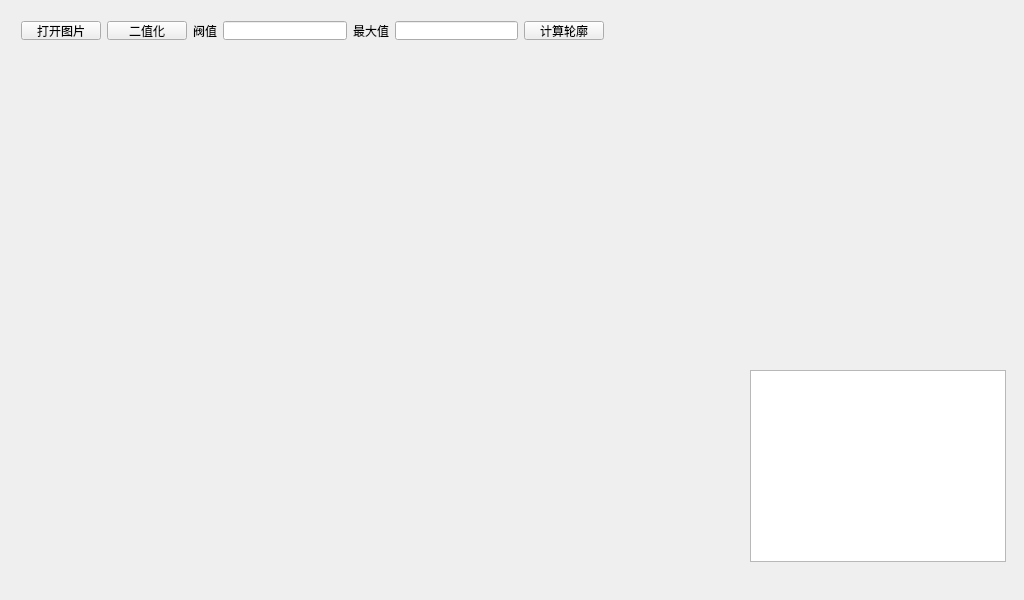
Above: 02/Widget_pos1031/widget.ui from wzonline1982/QTcode before the change. Below: the same form after it.
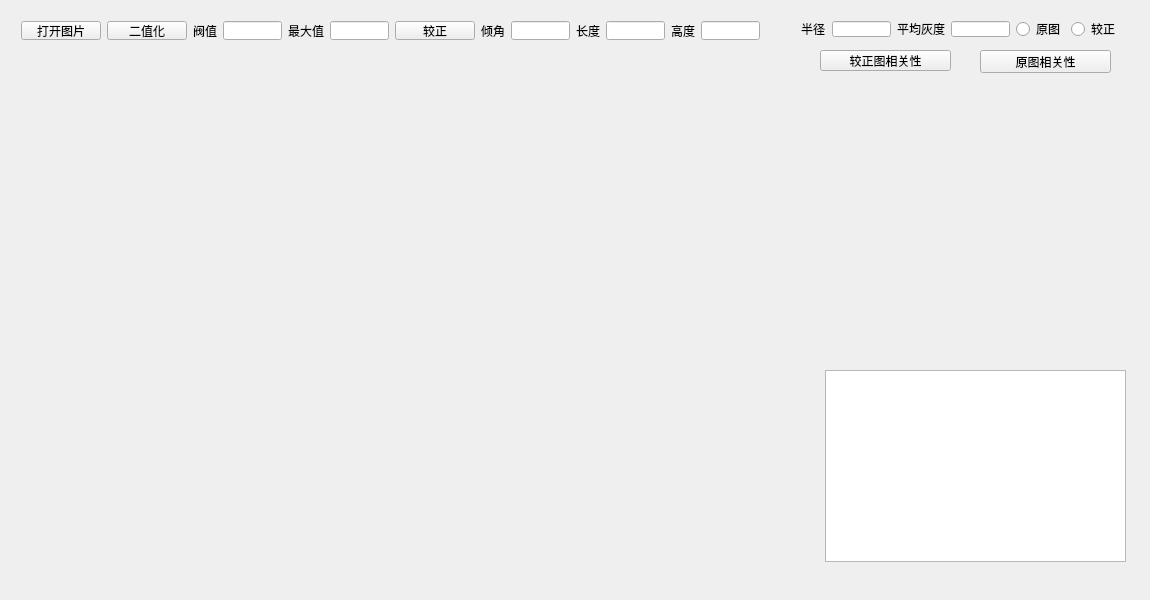
That is the form after the change.

```diff
--- a/02/Widget_pos1031/widget.ui
+++ b/02/Widget_pos1031/widget.ui
@@ -6,7 +6,7 @@
    <rect>
     <x>0</x>
     <y>0</y>
-    <width>1024</width>
+    <width>1150</width>
     <height>600</height>
    </rect>
   </property>
@@ -16,9 +16,9 @@
   <widget class="QTextBrowser" name="textBrowser">
    <property name="geometry">
     <rect>
-     <x>750</x>
+     <x>825</x>
      <y>370</y>
-     <width>256</width>
+     <width>301</width>
      <height>192</height>
     </rect>
    </property>
@@ -28,11 +28,18 @@
     <rect>
      <x>10</x>
      <y>10</y>
-     <width>605</width>
+     <width>761</width>
      <height>41</height>
     </rect>
    </property>
    <layout class="QGridLayout" name="gridLayout">
+    <item row="0" column="9">
+     <widget class="QLabel" name="label_4">
+      <property name="text">
+       <string>长度</string>
+      </property>
+     </widget>
+    </item>
     <item row="0" column="0">
      <widget class="QPushButton" name="pushButton">
       <property name="text">
@@ -40,13 +47,6 @@
       </property>
      </widget>
     </item>
-    <item row="0" column="1">
-     <widget class="QPushButton" name="pushButton_2">
-      <property name="text">
-       <string>二值化</string>
-      </property>
-     </widget>
-    </item>
     <item row="0" column="2">
      <widget class="QLabel" name="label">
       <property name="text">
@@ -54,9 +54,6 @@
       </property>
      </widget>
     </item>
-    <item row="0" column="3">
-     <widget class="QLineEdit" name="lineEdit"/>
-    </item>
     <item row="0" column="4">
      <widget class="QLabel" name="label_2">
       <property name="text">
@@ -64,18 +61,123 @@
       </property>
      </widget>
     </item>
-    <item row="0" column="5">
-     <widget class="QLineEdit" name="lineEdit_2"/>
-    </item>
     <item row="0" column="6">
      <widget class="QPushButton" name="pushButton_3">
       <property name="text">
-       <string>计算轮廓</string>
+       <string>较正</string>
       </property>
      </widget>
     </item>
+    <item row="0" column="8">
+     <widget class="QLineEdit" name="lineEdit_3"/>
+    </item>
+    <item row="0" column="3">
+     <widget class="QLineEdit" name="lineEdit"/>
+    </item>
+    <item row="0" column="10">
+     <widget class="QLineEdit" name="lineEdit_4"/>
+    </item>
+    <item row="0" column="1">
+     <widget class="QPushButton" name="pushButton_2">
+      <property name="text">
+       <string>二值化</string>
+      </property>
+     </widget>
+    </item>
+    <item row="0" column="5">
+     <widget class="QLineEdit" name="lineEdit_2"/>
+    </item>
+    <item row="0" column="11">
+     <widget class="QLabel" name="label_5">
+      <property name="text">
+       <string>高度</string>
+      </property>
+     </widget>
+    </item>
+    <item row="0" column="12">
+     <widget class="QLineEdit" name="lineEdit_5"/>
+    </item>
+    <item row="0" column="7">
+     <widget class="QLabel" name="label_3">
+      <property name="text">
+       <string>倾角</string>
+      </property>
+     </widget>
+    </item>
    </layout>
   </widget>
+  <widget class="QWidget" name="widget_2" native="true">
+   <property name="geometry">
+    <rect>
+     <x>790</x>
+     <y>10</y>
+     <width>341</width>
+     <height>38</height>
+    </rect>
+   </property>
+   <layout class="QGridLayout" name="gridLayout_2">
+    <item row="0" column="0">
+     <widget class="QLabel" name="label_6">
+      <property name="text">
+       <string>半径</string>
+      </property>
+     </widget>
+    </item>
+    <item row="0" column="1">
+     <widget class="QLineEdit" name="lineEdit_6"/>
+    </item>
+    <item row="0" column="2">
+     <widget class="QLabel" name="label_7">
+      <property name="text">
+       <string>平均灰度</string>
+      </property>
+     </widget>
+    </item>
+    <item row="0" column="3">
+     <widget class="QLineEdit" name="lineEdit_7"/>
+    </item>
+    <item row="0" column="4">
+     <widget class="QRadioButton" name="radioButton">
+      <property name="text">
+       <string>原图</string>
+      </property>
+     </widget>
+    </item>
+    <item row="0" column="5">
+     <widget class="QRadioButton" name="radioButton_2">
+      <property name="text">
+       <string>较正</string>
+      </property>
+     </widget>
+    </item>
+   </layout>
+  </widget>
+  <widget class="QPushButton" name="pushButton_4">
+   <property name="geometry">
+    <rect>
+     <x>820</x>
+     <y>50</y>
+     <width>131</width>
+     <height>21</height>
+    </rect>
+   </property>
+   <property name="text">
+    <string>较正图相关性</string>
+   </property>
+  </widget>
+  <widget class="QPushButton" name="pushButton_5">
+   <property name="geometry">
+    <rect>
+     <x>980</x>
+     <y>50</y>
+     <width>131</width>
+     <height>23</height>
+    </rect>
+   </property>
+   <property name="text">
+    <string>原图相关性</string>
+   </property>
+  </widget>
  </widget>
  <layoutdefault spacing="6" margin="11"/>
  <resources/>
```
